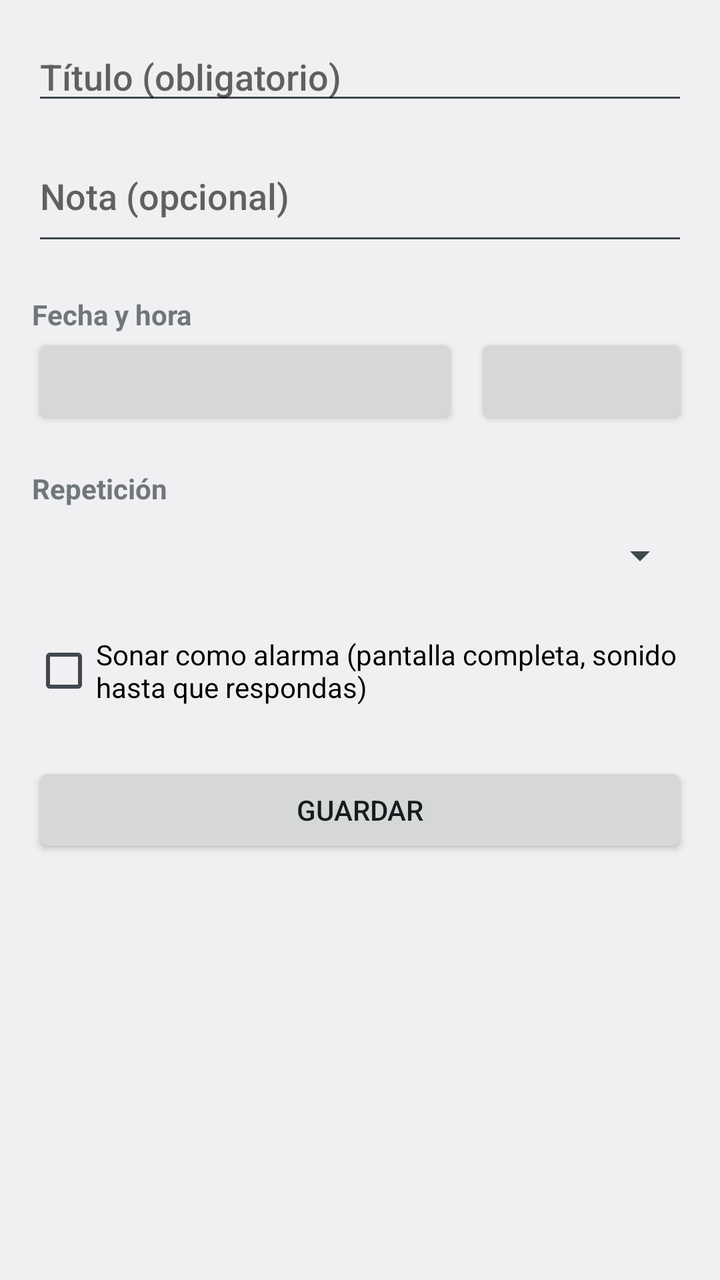
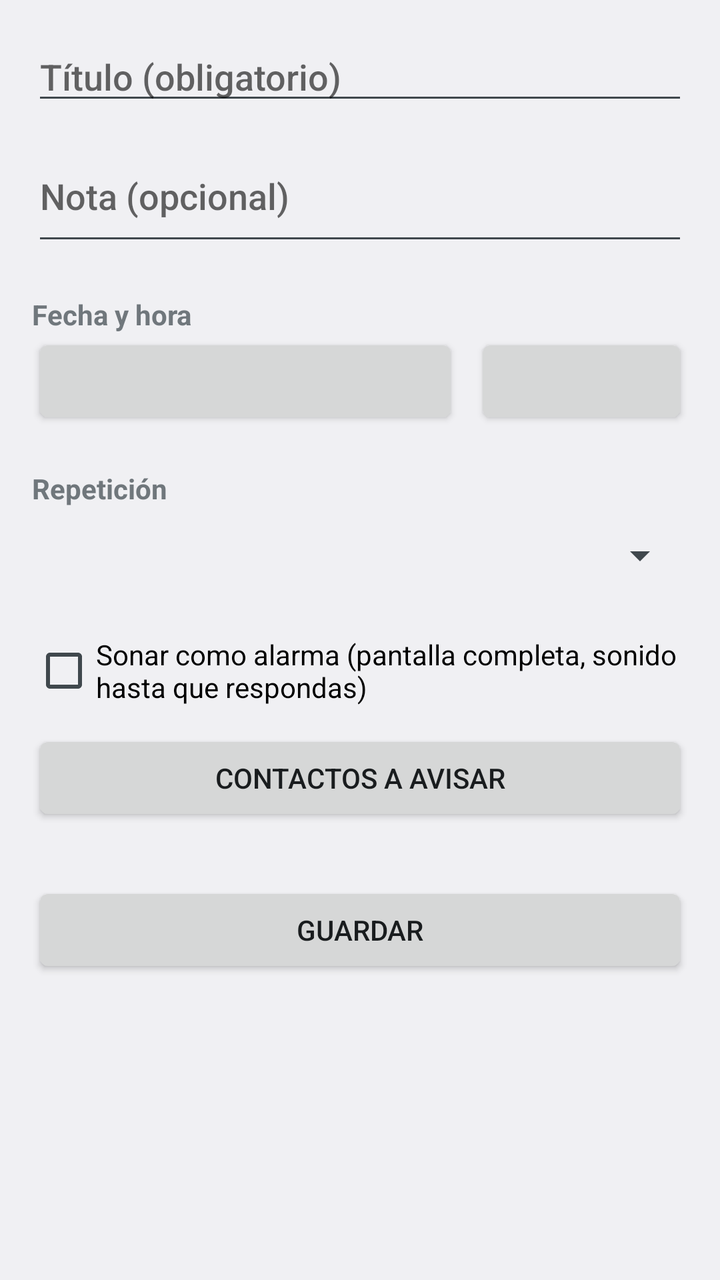

Screens rendered from an Android XML layout before and after an edit, with the pre-edit source and the edit as a unified diff.
<!-- AndroidManifest.xml: application theme Tema -->
<!-- res/layout/activity_editar.xml -->
<?xml version="1.0" encoding="utf-8"?>
<ScrollView xmlns:android="http://schemas.android.com/apk/res/android"
    android:layout_width="match_parent"
    android:layout_height="match_parent">

    <LinearLayout
        android:layout_width="match_parent"
        android:layout_height="wrap_content"
        android:orientation="vertical"
        android:padding="16dp">

        <EditText
            android:id="@+id/etTitulo"
            android:layout_width="match_parent"
            android:layout_height="wrap_content"
            android:hint="Título (obligatorio)"
            android:inputType="textCapSentences"
            android:maxLines="1" />

        <EditText
            android:id="@+id/etNota"
            android:layout_width="match_parent"
            android:layout_height="wrap_content"
            android:layout_marginTop="8dp"
            android:hint="Nota (opcional)"
            android:inputType="textCapSentences|textMultiLine"
            android:minLines="2" />

        <TextView
            android:layout_width="wrap_content"
            android:layout_height="wrap_content"
            android:layout_marginTop="20dp"
            android:text="Fecha y hora"
            android:textStyle="bold" />

        <LinearLayout
            android:layout_width="match_parent"
            android:layout_height="wrap_content"
            android:orientation="horizontal">

            <Button
                android:id="@+id/btnFecha"
                android:layout_width="0dp"
                android:layout_height="wrap_content"
                android:layout_weight="2" />

            <Button
                android:id="@+id/btnHora"
                android:layout_width="0dp"
                android:layout_height="wrap_content"
                android:layout_marginStart="8dp"
                android:layout_weight="1" />
        </LinearLayout>

        <TextView
            android:layout_width="wrap_content"
            android:layout_height="wrap_content"
            android:layout_marginTop="20dp"
            android:text="Repetición"
            android:textStyle="bold" />

        <Spinner
            android:id="@+id/spRepeticion"
            android:layout_width="match_parent"
            android:layout_height="wrap_content"
            android:minHeight="48dp" />

        <LinearLayout
            android:id="@+id/filaDias"
            android:layout_width="match_parent"
            android:layout_height="wrap_content"
            android:orientation="horizontal"
            android:visibility="gone" />

        <CheckBox
            android:id="@+id/cbAlarma"
            android:layout_width="match_parent"
            android:layout_height="wrap_content"
            android:layout_marginTop="16dp"
            android:text="Sonar como alarma (pantalla completa, sonido hasta que respondas)" />

        <Button
            android:id="@+id/btnGuardar"
            android:layout_width="match_parent"
            android:layout_height="wrap_content"
            android:layout_marginTop="28dp"
            android:text="Guardar" />

        <Button
            android:id="@+id/btnBorrar"
            android:layout_width="match_parent"
            android:layout_height="wrap_content"
            android:layout_marginTop="8dp"
            android:text="Borrar"
            android:visibility="gone" />
    </LinearLayout>
</ScrollView>
<!-- resources referenced by this layout -->
<resources>
  <style name="Tema" parent="android:Theme.DeviceDefault.DayNight" />
</resources>

<!-- the commit's change to res/layout/activity_editar.xml (unified diff, before → after) -->
@@ -80,6 +80,21 @@
             android:text="Sonar como alarma (pantalla completa, sonido hasta que respondas)" />
 
         <Button
+            android:id="@+id/btnContactos"
+            android:layout_width="match_parent"
+            android:layout_height="wrap_content"
+            android:layout_marginTop="12dp"
+            android:text="Contactos a avisar" />
+
+        <TextView
+            android:id="@+id/tvSmsAnulado"
+            android:layout_width="wrap_content"
+            android:layout_height="wrap_content"
+            android:text="SMS anulado para este recordatorio (solo WhatsApp)"
+            android:textColor="?android:attr/textColorSecondary"
+            android:visibility="gone" />
+
+        <Button
             android:id="@+id/btnGuardar"
             android:layout_width="match_parent"
             android:layout_height="wrap_content"
